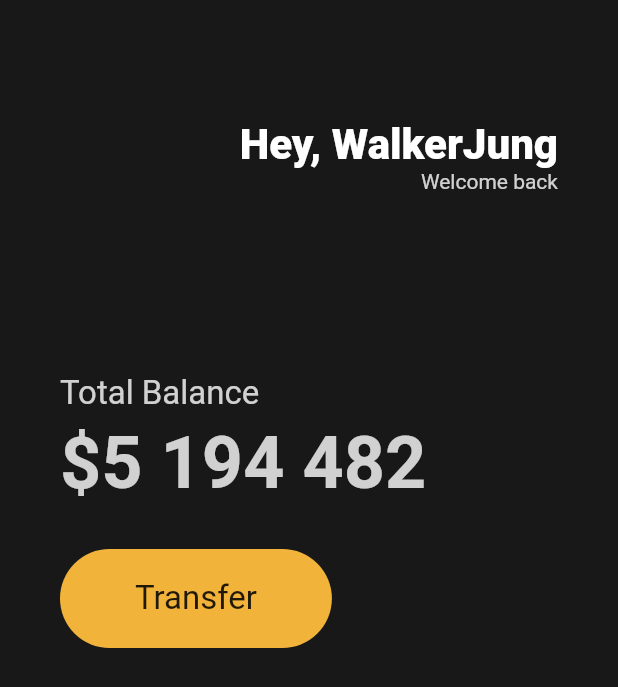
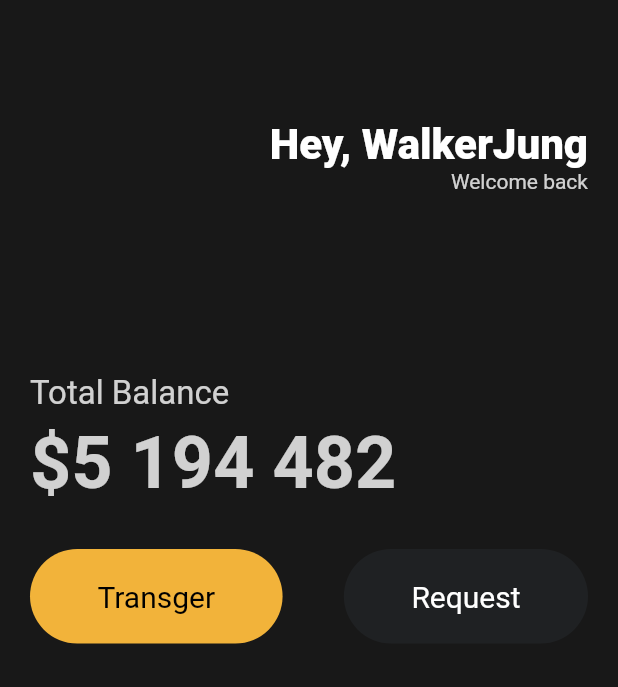
Before and after one commit to walkerJung/start-dart, a Flutter app: the screen it shows after launch, on a phone screen of 412 x 824 dp. Shown: the top 687 px of the screen. Run offline on Flutter 3.47's test engine with Material 2 defaults, Android fonts, the phone set to English and light mode, and no system bars.

Commit message:
feat: UI Reusable Widgets

```diff
--- a/toonflix/lib/main.dart
+++ b/toonflix/lib/main.dart
@@ -1,7 +1,8 @@
 import 'package:flutter/material.dart';
+import 'package:toonflix/widgets/button.dart';
 
 void main() {
-  runApp(App());
+  runApp(const App());
 }
 
 class App extends StatelessWidget {
@@ -13,7 +14,7 @@
       home: Scaffold(
         backgroundColor: const Color(0xFF181818),
         body: Padding(
-          padding: const EdgeInsets.symmetric(horizontal: 40),
+          padding: const EdgeInsets.symmetric(horizontal: 20),
           child: Column(
             crossAxisAlignment: CrossAxisAlignment.start,
             children: [
@@ -66,22 +67,19 @@
               const SizedBox(
                 height: 30,
               ),
-              Row(
+              const Row(
+                mainAxisAlignment: MainAxisAlignment.spaceBetween,
                 children: [
-                  Container(
-                    decoration: BoxDecoration(
-                      color: const Color(0xFFF2B33A),
-                      borderRadius: BorderRadius.circular(45),
-                    ),
-                    child: const Padding(
-                      padding:
-                          EdgeInsets.symmetric(vertical: 20, horizontal: 50),
-                      child: Text(
-                        'Transfer',
-                        style: TextStyle(fontSize: 22),
-                      ),
-                    ),
-                  )
+                  Button(
+                    text: 'Transger',
+                    bgColor: Color(0xFFF2B33A),
+                    textColor: Colors.black,
+                  ),
+                  Button(
+                    text: 'Request',
+                    bgColor: Color(0xFF1F2123),
+                    textColor: Colors.white,
+                  ),
                 ],
               )
             ],
--- /dev/null
+++ b/toonflix/lib/widgets/button.dart
@@ -0,0 +1,34 @@
+import 'package:flutter/material.dart';
+
+class Button extends StatelessWidget {
+  final String text;
+  final Color bgColor;
+  final Color textColor;
+
+  const Button({
+    super.key,
+    required this.text,
+    required this.bgColor,
+    required this.textColor,
+  });
+
+  @override
+  Widget build(BuildContext context) {
+    return Container(
+      decoration: BoxDecoration(
+        color: bgColor,
+        borderRadius: BorderRadius.circular(45),
+      ),
+      child: Padding(
+        padding: const EdgeInsets.symmetric(vertical: 20, horizontal: 45),
+        child: Text(
+          text,
+          style: TextStyle(
+            fontSize: 20,
+            color: textColor,
+          ),
+        ),
+      ),
+    );
+  }
+}
```
Also changed, not shown: 1 other file.
